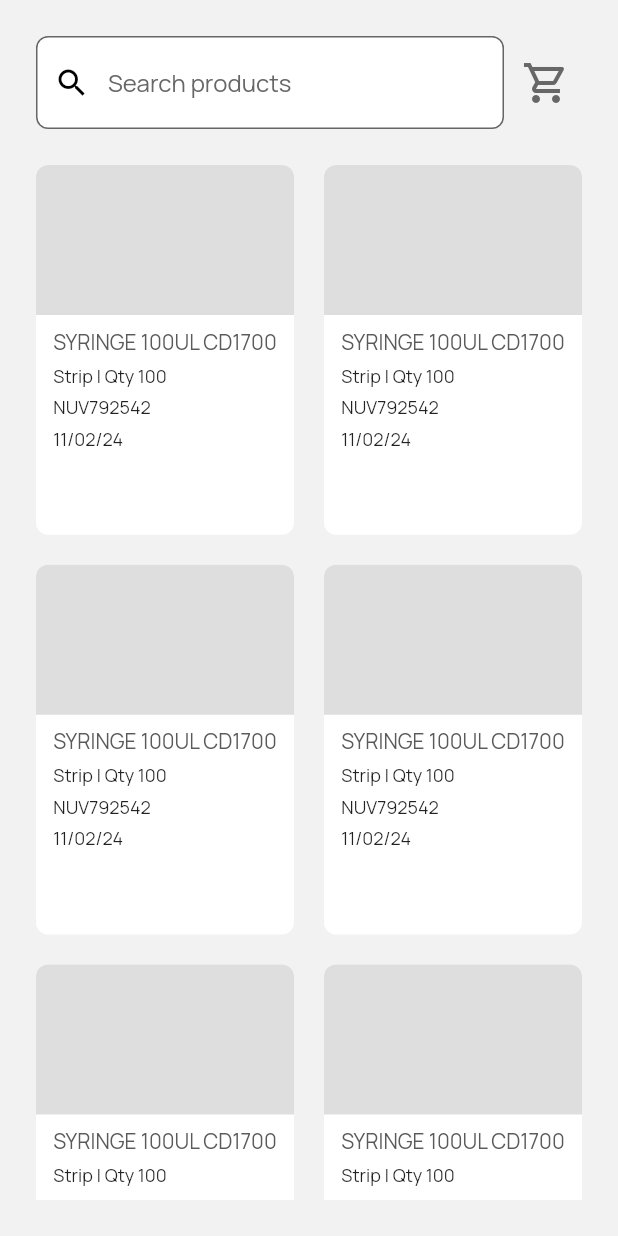
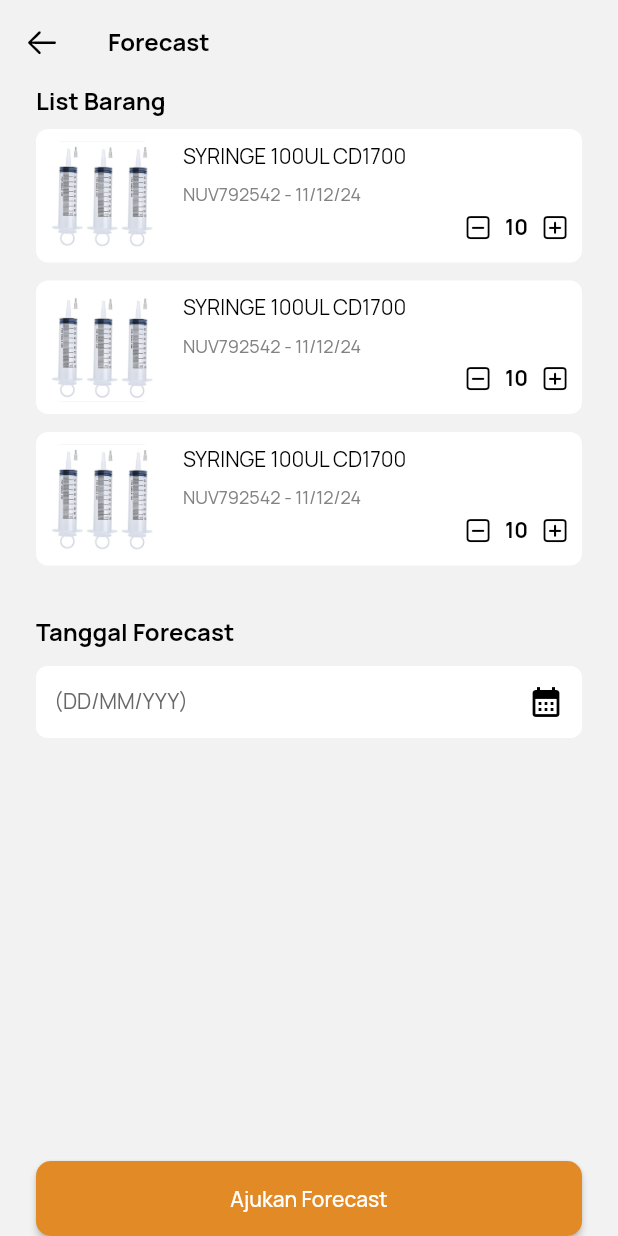
Before and after one commit to ahmadshofi23/SMM-Apps, a Flutter app: the SearchScreen screen opened directly, after a tap on the "shopping cart" icon, on a phone screen of 412 x 824 dp. Run offline on Flutter 3.47's test engine with Material 2 defaults, Android fonts, the phone set to English and light mode, and no system bars; our stand-ins replace google_fonts.

Commit message:
slicing search product, detail product, forecast cart

```diff
--- a/lib/core/utils/colros.dart
+++ b/lib/core/utils/colros.dart
@@ -9,3 +9,4 @@ Color kWhiteColor = const Color(0xffFFFFFF);
 Color kBackgroundColor = const Color(0xffF2F2F2);
 Color kFillCardColor = Color(0xffDEDEDE);
 Color kTextColor = Color(0xff5A5A5A);
+Color kFontColorPlaceHolder = const Color(0xff828282);
--- /dev/null
+++ b/lib/core/widget/default_button.dart
@@ -0,0 +1,32 @@
+import 'package:flutter/material.dart';
+import 'package:smm_apps/core/utils/colros.dart';
+
+class DefaultButton extends StatelessWidget {
+  final String text;
+  final Function()? press;
+  const DefaultButton({Key? key, required this.text, required this.press})
+      : super(key: key);
+
+  @override
+  Widget build(BuildContext context) {
+    return SizedBox(
+      width: double.infinity,
+      height: 50,
+      child: ElevatedButton(
+        style: ElevatedButton.styleFrom(
+          primary: kOrangeColor,
+          shape: RoundedRectangleBorder(
+            borderRadius: BorderRadius.circular(10),
+          ),
+        ),
+        onPressed: press,
+        child: Text(
+          text,
+          style: TextStyle(
+            color: kWhiteColor,
+          ),
+        ),
+      ),
+    );
+  }
+}
--- /dev/null
+++ b/lib/feature/forecast/presentation/ui/card_forecast_chart.dart
@@ -0,0 +1,96 @@
+import 'package:flutter/cupertino.dart';
+import 'package:smm_apps/core/utils/colros.dart';
+import 'package:smm_apps/core/utils/style.dart';
+
+class CardForecastChart extends StatelessWidget {
+  const CardForecastChart({
+    Key? key,
+  }) : super(key: key);
+
+  @override
+  Widget build(BuildContext context) {
+    return Container(
+      height: 89,
+      decoration: BoxDecoration(
+        color: kWhiteColor,
+        borderRadius: BorderRadius.circular(kDefaultRadius),
+      ),
+      child: Padding(
+        padding: const EdgeInsets.all(8.0),
+        child: Row(
+          children: [
+            Container(
+              height: 72,
+              width: 72,
+              decoration: BoxDecoration(
+                color: kFillCardColor,
+                borderRadius: BorderRadius.circular(kDefaultRadius),
+              ),
+              child: Image.asset(
+                'assets/images/picture1.jpeg',
+                fit: BoxFit.fill,
+              ),
+            ),
+            Expanded(
+              child: Padding(
+                padding: const EdgeInsets.only(left: 18),
+                child: Column(
+                  crossAxisAlignment: CrossAxisAlignment.start,
+                  children: [
+                    Text(
+                      'SYRINGE 100UL CD1700',
+                      style: TextStyle(
+                        fontSize: 14,
+                        color: kBlackColor,
+                      ),
+                    ),
+                    const SizedBox(height: 8),
+                    Text(
+                      'NUV792542 - 11/12/24',
+                      style: TextStyle(
+                        fontSize: 12,
+                        color: kFontColorPlaceHolder,
+                      ),
+                    ),
+                    const SizedBox(height: 4),
+                    Row(
+                      mainAxisAlignment: MainAxisAlignment.end,
+                      children: [
+                        GestureDetector(
+                          onTap: () {},
+                          child: Icon(
+                            CupertinoIcons.minus_square,
+                            size: 20,
+                            color: kBlackColor,
+                          ),
+                        ),
+                        const SizedBox(width: 8),
+                        Text(
+                          '10',
+                          style: TextStyle(
+                            fontSize: 14,
+                            fontWeight: FontWeight.bold,
+                            color: kBlackColor,
+                          ),
+                        ),
+                        const SizedBox(width: 8),
+                        GestureDetector(
+                          onTap: () {},
+                          child: Icon(
+                            CupertinoIcons.plus_square,
+                            size: 20,
+                            color: kBlackColor,
+                          ),
+                        ),
+                      ],
+                    ),
+                  ],
+                ),
+              ),
+            ),
+          ],
+        ),
+      ),
+    );
+  }
+}
--- /dev/null
+++ b/lib/feature/forecast/presentation/ui/forecast_chart_screen.dart
@@ -0,0 +1,129 @@
+import 'package:flutter/cupertino.dart';
+import 'package:flutter/material.dart';
+import 'package:flutter/services.dart';
+import 'package:smm_apps/core/utils/colros.dart';
+import 'package:smm_apps/core/utils/style.dart';
+import 'package:smm_apps/core/widget/default_button.dart';
+import 'package:smm_apps/feature/forecast/presentation/ui/card_forecast_chart.dart';
+
+class ForecastChartScreen extends StatefulWidget {
+  const ForecastChartScreen({Key? key}) : super(key: key);
+
+  @override
+  State<ForecastChartScreen> createState() => _ForecastChartScreenState();
+}
+
+class _ForecastChartScreenState extends State<ForecastChartScreen> {
+  @override
+  Widget build(BuildContext context) {
+    return AnnotatedRegion<SystemUiOverlayStyle>(
+      value: SystemUiOverlayStyle.dark,
+      child: Scaffold(
+        backgroundColor: kBackgroundColor,
+        appBar: AppBar(
+          backgroundColor: kBackgroundColor,
+          elevation: 0.0,
+          leading: IconButton(
+            icon: Icon(
+              CupertinoIcons.arrow_left,
+              size: 24,
+              color: kBlackColor,
+            ),
+            onPressed: () => Navigator.pop(context),
+          ),
+          title: Text(
+            'Forecast',
+            style: TextStyle(
+              color: kBlackColor,
+              fontWeight: FontWeight.bold,
+              fontSize: 16,
+            ),
+          ),
+        ),
+        body: SafeArea(
+          child: Padding(
+            padding: const EdgeInsets.symmetric(
+              horizontal: 24,
+            ),
+            child: Column(
+              crossAxisAlignment: CrossAxisAlignment.start,
+              children: [
+                Text(
+                  'List Barang',
+                  style: TextStyle(
+                    fontSize: 16,
+                    fontWeight: FontWeight.bold,
+                    color: kBlackColor,
+                  ),
+                ),
+                const SizedBox(height: 8),
+                SizedBox(
+                  height: 300,
+                  child: ListView.builder(
+                    itemCount: 10,
+                    itemBuilder: (context, index) {
+                      return const Padding(
+                        padding: EdgeInsets.only(bottom: 12),
+                        child: CardForecastChart(),
+                      );
+                    },
+                  ),
+                ),
+                const SizedBox(height: 24),
+                Text(
+                  'Tanggal Forecast',
+                  style: TextStyle(
+                    fontSize: 16,
+                    fontWeight: FontWeight.bold,
+                    color: kBlackColor,
+                  ),
+                ),
+                const SizedBox(height: 12),
+                SizedBox(
+                  height: 48,
+                  child: TextFormField(
+                    decoration: InputDecoration(
+                      fillColor: kWhiteColor,
+                      filled: true,
+                      hintText: '(DD/MM/YYY)',
+                      hintStyle: TextStyle(
+                          color: kGreyColor,
+                          fontSize: 14,
+                          fontWeight: FontWeight.normal),
+                      suffixIcon: IconButton(
+                        onPressed: () {},
+                        icon: const Icon(Icons.calendar_month),
+                        iconSize: 24,
+                        color: kBlackColor,
+                      ),
+                      border: OutlineInputBorder(
+                        borderRadius: BorderRadius.circular(kDefaultRadius),
+                        borderSide: BorderSide(
+                          color: kWhiteColor,
+                        ),
+                      ),
+                      focusedBorder: OutlineInputBorder(
+                        borderRadius: BorderRadius.circular(kDefaultRadius),
+                        borderSide: BorderSide(
+                          color: kWhiteColor,
+                        ),
+                      ),
+                      enabledBorder: OutlineInputBorder(
+                        borderRadius: BorderRadius.circular(kDefaultRadius),
+                        borderSide: BorderSide(
+                          color: kWhiteColor,
+                        ),
+                      ),
+                    ),
+                  ),
+                ),
+                const Spacer(),
+                DefaultButton(text: 'Ajukan Forecast', press: () {})
+              ],
+            ),
+          ),
+        ),
+      ),
+    );
+  }
+}
--- a/lib/feature/product/presentation/ui/search_screen.dart
+++ b/lib/feature/product/presentation/ui/search_screen.dart
@@ -1,7 +1,10 @@
+import 'package:flutter/cupertino.dart';
 import 'package:flutter/material.dart';
 import 'package:flutter/services.dart';
 import 'package:smm_apps/core/utils/colros.dart';
 import 'package:smm_apps/core/utils/style.dart';
+import 'package:smm_apps/feature/forecast/presentation/ui/forecast_chart_screen.dart';
+import 'package:smm_apps/feature/product/presentation/ui/detail_product_screen.dart';
 
 class SearchScreen extends StatefulWidget {
   const SearchScreen({Key? key}) : super(key: key);
@@ -25,24 +28,40 @@ class _SearchScreenState extends State<SearchScreen> {
                 Row(
                   children: [
                     Expanded(
+                      child: SizedBox(
+                        height: 48,
                         child: TextFormField(
                           decoration: InputDecoration(
                             fillColor: kWhiteColor,
                             filled: true,
                             hintText: 'Search products',
                             hintStyle: TextStyle(
-                              color: kGreyColor, fontWeight: FontWeight.normal),
+                                color: kGreyColor,
+                                fontSize: 14,
+                                fontWeight: FontWeight.normal),
                             prefixIcon: IconButton(
                               onPressed: () {},
-                            icon: const Icon(Icons.search_outlined),
+                              icon: const Icon(CupertinoIcons.search),
                               iconSize: 24,
                               color: kBlackColor,
                             ),
                             border: OutlineInputBorder(
-                            borderRadius: BorderRadius.circular(kDefaultRadius),
+                              borderRadius:
+                                  BorderRadius.circular(kDefaultRadius),
+                              borderSide: BorderSide(
+                                color: kWhiteColor,
+                              ),
                             ),
                             focusedBorder: OutlineInputBorder(
-                            borderRadius: BorderRadius.circular(kDefaultRadius),
+                              borderRadius:
+                                  BorderRadius.circular(kDefaultRadius),
+                              borderSide: BorderSide(
+                                color: kWhiteColor,
+                              ),
+                            ),
+                            enabledBorder: OutlineInputBorder(
+                              borderRadius:
+                                  BorderRadius.circular(kDefaultRadius),
                               borderSide: BorderSide(
                                 color: kWhiteColor,
                               ),
@@ -50,13 +69,21 @@ class _SearchScreenState extends State<SearchScreen> {
                           ),
                         ),
                       ),
-                    SizedBox(
+                    ),
+                    const SizedBox(
                       width: 4,
                     ),
                     IconButton(
-                      onPressed: () {},
+                      onPressed: () {
+                        Navigator.push(
+                          context,
+                          MaterialPageRoute(
+                            builder: (context) => const ForecastChartScreen(),
+                          ),
+                        );
+                      },
                       icon: const Icon(Icons.shopping_cart_outlined),
-                      iconSize: 32,
+                      iconSize: 30,
                       color: kGreyColor,
                     ),
                   ],
@@ -72,12 +99,21 @@ class _SearchScreenState extends State<SearchScreen> {
                             mainAxisSpacing: 20),
                     itemCount: 10,
                     itemBuilder: (BuildContext ctx, index) {
-                      return Container(
+                      return GestureDetector(
+                        onTap: () {
+                          Navigator.push(
+                            context,
+                            MaterialPageRoute(
+                              builder: (context) => const DetailProductScreen(),
+                            ),
+                          );
+                        },
+                        child: Container(
                           // alignment: Alignment.center,
                           decoration: BoxDecoration(
                             color: kWhiteColor,
-                            borderRadius:
-                                BorderRadius.circular(kDefaultRadius)),
+                            borderRadius: BorderRadius.circular(kDefaultRadius),
+                          ),
                           child: Column(
                             children: [
                               Container(
@@ -88,6 +124,10 @@ class _SearchScreenState extends State<SearchScreen> {
                                     topLeft: Radius.circular(kDefaultRadius),
                                     topRight: Radius.circular(kDefaultRadius),
                                   ),
+                                ),
+                                child: Image.asset(
+                                  'assets/images/picture1.jpeg',
+                                  fit: BoxFit.cover,
                                 ),
                               ),
                               Padding(
@@ -122,6 +162,7 @@ class _SearchScreenState extends State<SearchScreen> {
                               ),
                             ],
                           ),
+                        ),
                       );
                     },
                   ),
--- a/pubspec.yaml
+++ b/pubspec.yaml
@@ -33,12 +33,6 @@ dependencies:
   google_fonts: ^3.0.1
 
 dev_dependencies:
-
-  # The "flutter_lints" package below contains a set of recommended lints to
-  # encourage good coding practices. The lint set provided by the package is
-  # activated in the `analysis_options.yaml` file located at the root of your
-  # package. See that file for information about deactivating specific lint
-  # rules and activating additional ones.
   flutter_lints: ^1.0.0
   flutter_test:
     sdk: flutter
```
Also changed, not shown: lib/feature/product/presentation/ui/detail_product_screen.dart (added, +164 -0 lines), assets/images/picture1.jpeg (added). Lines whose indentation alone changed are shown as unchanged.
